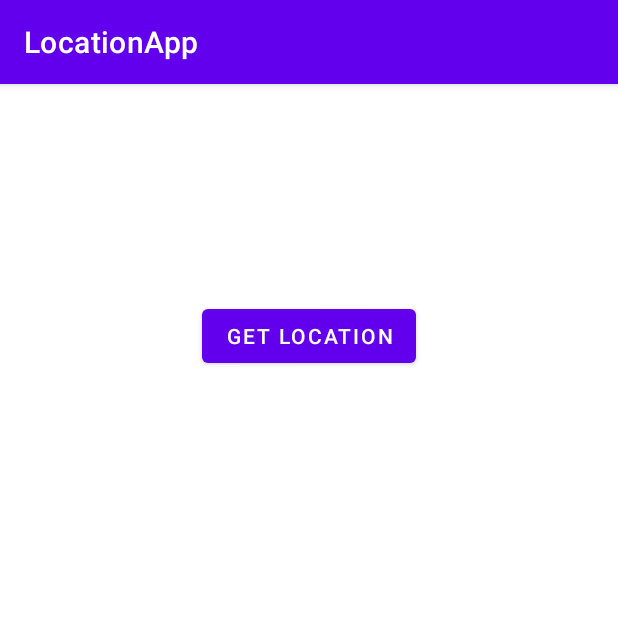
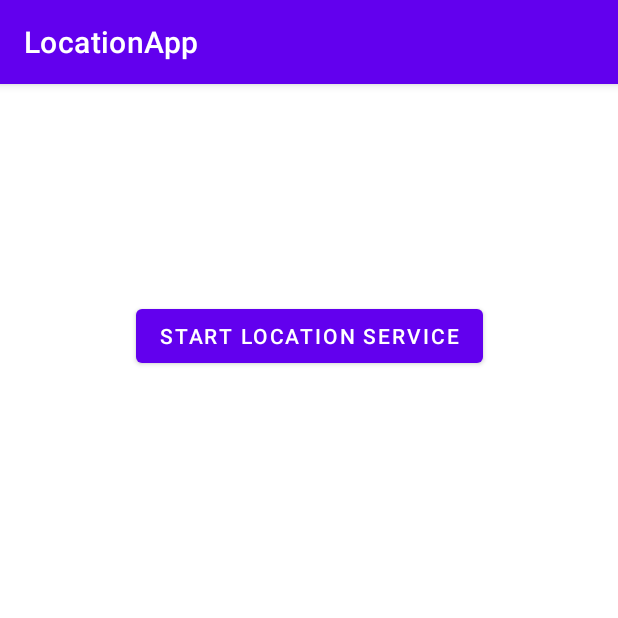
Before and after one commit to PriyanthaFdo/LocationApp, an Android app: the screen it shows after launch (MainActivity), on a phone screen of 412 x 824 dp, the top half of it. Run offline under Robolectric (Android 15) with nearby library versions, the light colour scheme and no system bars.

Commit message:
get location updates based on distance traveled (Working, tested on emulator)

```diff
--- a/app/src/main/java/com/example/locationapp/MainActivity.java
+++ b/app/src/main/java/com/example/locationapp/MainActivity.java
@@ -13,12 +13,14 @@ import android.content.pm.PackageManager;
 import android.location.LocationManager;
 import android.os.Bundle;
 import android.os.Looper;
+import android.util.Log;
 import android.widget.Button;
 import android.widget.TextView;
 import android.widget.Toast;
 
 import com.google.android.gms.common.api.ApiException;
 import com.google.android.gms.common.api.ResolvableApiException;
+import com.google.android.gms.location.FusedLocationProviderClient;
 import com.google.android.gms.location.LocationCallback;
 import com.google.android.gms.location.LocationRequest;
 import com.google.android.gms.location.LocationResult;
@@ -28,32 +30,60 @@ import com.google.android.gms.location.LocationSettingsResponse;
 import com.google.android.gms.location.LocationSettingsStatusCodes;
 import com.google.android.gms.location.Priority;
 import com.google.android.gms.tasks.Task;
+
+import java.io.File;
+import java.io.FileWriter;
+import java.io.IOException;
 /*
 * Created by Priyantha by viewing Youtube video
 * https://www.youtube.com/watch?v=mbQd6frpC3g
 * */
 
 public class MainActivity extends AppCompatActivity {
-    private static final int LOCATION_UPDATE_INTERVAL = 3000; //milliseconds
+    private static final int LOCATION_UPDATE_TIME_INTERVAL = 5000; //milliseconds
+    private static final int LOCATION_UPDATE_DISTANCE_INTERVAL = 100; //meters
+
+    private FusedLocationProviderClient fusedLocationClient;
+    private LocationCallback locationCallback;
     private LocationManager locationManager;
     private LocationRequest locationRequest;
-    Button btn_getLocation;
-    private TextView txt_locationResult;
+
+    private boolean isRunning;
 
     @Override
     protected void onCreate(Bundle savedInstanceState) {
         super.onCreate(savedInstanceState);
         setContentView(R.layout.activity_main);
 
-        btn_getLocation = findViewById(R.id.btn_getLocation);
-        txt_locationResult = findViewById(R.id.txt_locationResult);
+        isRunning = false;
+        Button btn_startStop = findViewById(R.id.btn_startStop);
+        fusedLocationClient = LocationServices.getFusedLocationProviderClient(this);
 
-        locationRequest = new LocationRequest.Builder(
-                Priority.PRIORITY_HIGH_ACCURACY,
-                LOCATION_UPDATE_INTERVAL
-        ).build();
+        locationCallback = new LocationCallback() {
+            @Override
+            public void onLocationResult(@NonNull LocationResult locationResult) {
+                super.onLocationResult(locationResult);
+//                Log.d("locationReceived", "onLocationResult called");
+                if(locationResult.getLocations().size() > 0){
+                    int index = locationResult.getLocations().size() - 1;
+                    double latitude = locationResult.getLocations().get(index).getLatitude();
+                    double longitude = locationResult.getLocations().get(index).getLongitude();
+                    long time =locationResult.getLocations().get(index).getTime();
+                    displayLocation(latitude, longitude, time);
+                }
+            }
+        };
 
-        btn_getLocation.setOnClickListener(v -> getLocation());
+        btn_startStop.setOnClickListener(v -> {
+            if(!isRunning){
+                getLocation();
+                btn_startStop.setText(R.string.stop_location_service);
+            } else {
+                fusedLocationClient.removeLocationUpdates(locationCallback);
+                btn_startStop.setText(R.string.start_location_service);
+            }
+            isRunning = !isRunning;
+        });
     }
 
     private void getLocation() {
@@ -121,28 +151,30 @@ public class MainActivity extends AppCompatActivity {
 
     @SuppressLint("MissingPermission")
     private void getCurrentLocation() {
+        locationRequest = new LocationRequest.Builder(
+                Priority.PRIORITY_HIGH_ACCURACY,
+                LOCATION_UPDATE_TIME_INTERVAL)
+                .setMinUpdateIntervalMillis(LOCATION_UPDATE_TIME_INTERVAL)
+                .setMinUpdateDistanceMeters(LOCATION_UPDATE_DISTANCE_INTERVAL).build();
 
-        LocationServices.getFusedLocationProviderClient(MainActivity.this)
-                .requestLocationUpdates(locationRequest, new LocationCallback() {
-                    @Override
-                    public void onLocationResult(@NonNull LocationResult locationResult) {
-                        super.onLocationResult(locationResult);
-                        LocationServices.getFusedLocationProviderClient(MainActivity.this)
-                                .removeLocationUpdates(this);
-
-                        if(locationResult.getLocations().size() > 0){
-                            int index = locationResult.getLocations().size() - 1;
-                            double latitude = locationResult.getLocations().get(index).getLatitude();
-                            double longitude = locationResult.getLocations().get(index).getLongitude();
-                            displayLocation(latitude, longitude);
-                        }
-                    }
-                }, Looper.getMainLooper());
+        fusedLocationClient.requestLocationUpdates(locationRequest, locationCallback, Looper.getMainLooper());
     }
 
-    private void displayLocation(double latitude, double longitude) {
-        String currentText = txt_locationResult.getText().toString();
-        String newText = getResources().getString(R.string.location, latitude, longitude);
-        txt_locationResult.setText(getResources().getString(R.string.multiLine, newText, currentText));
+    private void displayLocation(double latitude, double longitude, long time) {
+        String result = latitude +", "+ longitude +", "+ time +"| ";
+        Toast.makeText(this, result, Toast.LENGTH_SHORT).show();
+        writeToFile(result);
+    }
+
+    private void writeToFile(String locationData){
+        File internalStorageDir = getFilesDir();
+        File file = new File(internalStorageDir, "coordinates.txt");
+        try{
+            FileWriter writer = new FileWriter(file, true);
+            writer.write(locationData);
+            writer.close();
+        }catch (IOException e){
+            Toast.makeText(this, "Error: "+ e, Toast.LENGTH_LONG).show();
+        }
     }
 }
--- a/app/src/main/res/layout/activity_main.xml
+++ b/app/src/main/res/layout/activity_main.xml
@@ -7,10 +7,10 @@
     tools:context=".MainActivity">
 
     <Button
-        android:id="@+id/btn_getLocation"
+        android:id="@+id/btn_startStop"
         android:layout_width="wrap_content"
         android:layout_height="wrap_content"
-        android:text="@string/get_location"
+        android:text="@string/start_location_service"
         app:layout_constraintBottom_toBottomOf="parent"
         app:layout_constraintEnd_toEndOf="parent"
         app:layout_constraintHorizontal_bias="0.5"
@@ -25,7 +25,7 @@
         app:layout_constraintBottom_toBottomOf="parent"
         app:layout_constraintEnd_toEndOf="parent"
         app:layout_constraintStart_toStartOf="parent"
-        app:layout_constraintTop_toBottomOf="@+id/btn_getLocation"
+        app:layout_constraintTop_toBottomOf="@+id/btn_startStop"
         app:layout_constraintVertical_bias="0.0">
 
         <LinearLayout
--- a/app/src/main/res/values/strings.xml
+++ b/app/src/main/res/values/strings.xml
@@ -4,4 +4,6 @@
     <string name="multiLine">%1$s\n%2$s</string>
     <string name="errorRetrievingLocation">Error! cannot get Location</string>
     <string name="get_location">Get Location</string>
+    <string name="start_location_service">Start Location Service</string>
+    <string name="stop_location_service">Stop Location Service</string>
 </resources>
```
